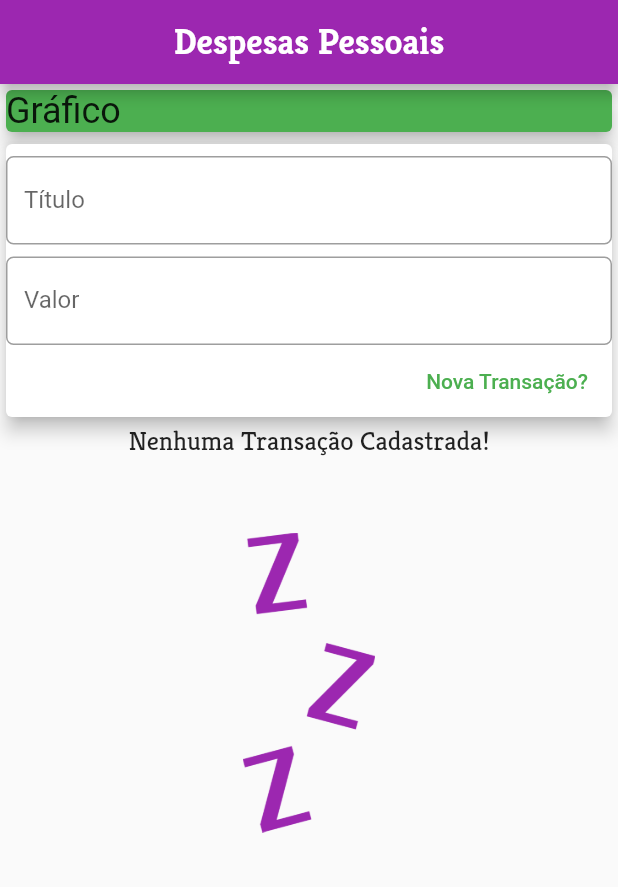
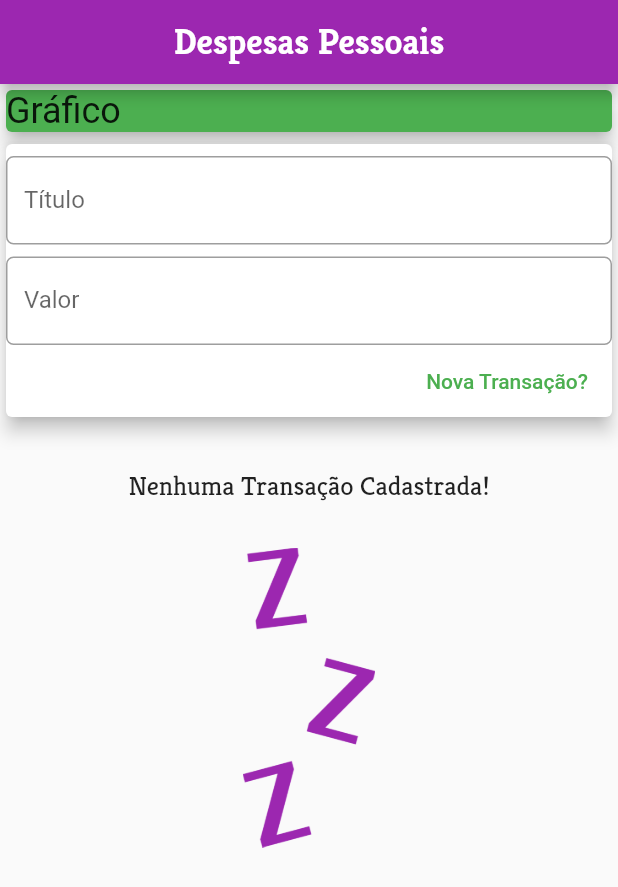
Before and after one commit to brandaoti/flutter-expenses-app, a Flutter app: the screen it shows after launch, on a phone screen of 412 x 824 dp. Shown: the top 887 px of the screen. Run offline on Flutter 3.47's test engine with Material 2 defaults, Android fonts, the phone set to English and light mode, and no system bars.

Commit message:
add SizedBox, organizar espaçamento

```diff
--- a/lib/components/transaction_list.dart
+++ b/lib/components/transaction_list.dart
@@ -17,11 +17,12 @@ class TransactionList extends StatelessWidget {
       child: transaction.isEmpty
           ? Column(
               children: <Widget>[
+                SizedBox(height: 30),
                 Text(
                   'Nenhuma Transação Cadastrada!',
                   style: Theme.of(context).textTheme.title,
                 ),
-                SizedBox(height: 50),
+                SizedBox(height: 30),
                 Container(
                   height: 200,
                   child: Image.asset(
```
